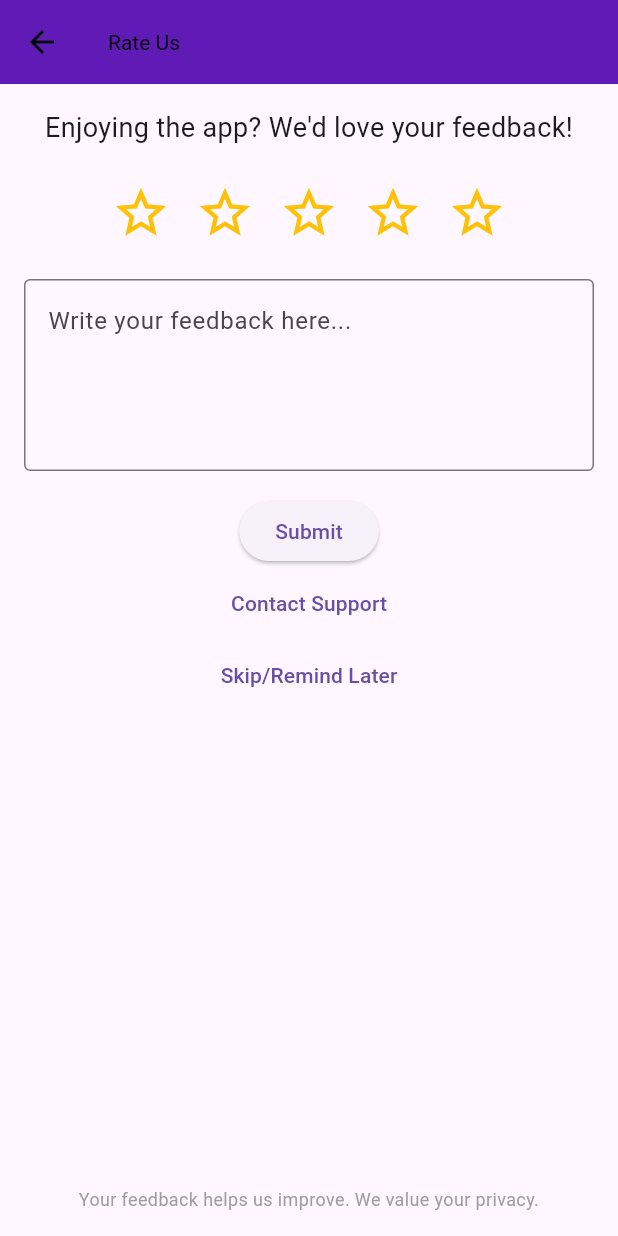
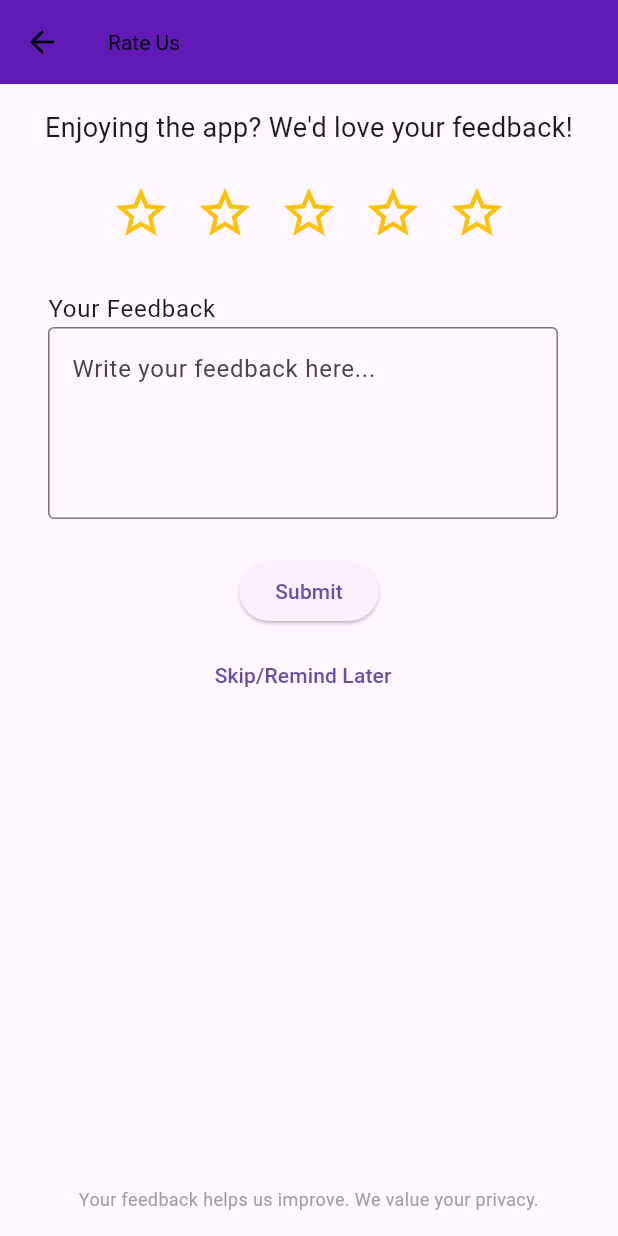
Before and after one commit to MathurakshiP/MobileApp, a Flutter app: the RateUsScreen screen opened directly, on a phone screen of 412 x 824 dp. Run offline on Flutter 3.47's test engine with Material 3 defaults, Android fonts, the phone set to English and light mode, and no system bars; our stand-ins replace firebase_auth, firebase_core; accounts and stored records are empty; network calls fail.

Commit message:
modified Rateus

```diff
--- a/lib/Screens/RateUsScreen.dart
+++ b/lib/Screens/RateUsScreen.dart
@@ -1,15 +1,13 @@
 import 'package:flutter/material.dart';
 
 class RateUsScreen extends StatefulWidget {
-  const RateUsScreen({super.key});
-
   @override
   _RateUsScreenState createState() => _RateUsScreenState();
 }
 
 class _RateUsScreenState extends State<RateUsScreen> {
   double _rating = 0;
-  final TextEditingController _feedbackController = TextEditingController();
+  TextEditingController _feedbackController = TextEditingController();
 
   void _submitFeedback() {
     String feedback = _feedbackController.text;
@@ -59,11 +57,6 @@ class _RateUsScreenState extends State<RateUsScreen> {
     Navigator.of(context).pop();
   }
 
-  void _contactSupport() {
-    // Logic to contact support
-    print('User is contacting support.');
-  }
-
   @override
   Widget build(BuildContext context) {
     return Scaffold(
@@ -99,7 +92,9 @@ class _RateUsScreenState extends State<RateUsScreen> {
               }),
             ),
             SizedBox(height: 16),
-            TextField(
+            ListTile(
+              title: Text('Your Feedback'),
+              subtitle: TextField(
                 controller: _feedbackController,
                 maxLines: 4,
                 decoration: InputDecoration(
@@ -107,18 +102,17 @@ class _RateUsScreenState extends State<RateUsScreen> {
                   border: OutlineInputBorder(),
                 ),
               ),
+            ),
             SizedBox(height: 16),
             ElevatedButton(
               onPressed: _submitFeedback,
               child: Text('Submit'),
             ),
-            TextButton(
-              onPressed: _contactSupport,
-              child: Text('Contact Support'),
-            ),
-            TextButton(
+            ListTile(
+              title: TextButton(
                 onPressed: _skipFeedback,
                 child: Text('Skip/Remind Later'),
+              ),
             ),
             Spacer(),
             Text(
```
Also changed, not shown: lib/Screens/profile_screen.dart (+18 -24 lines). Lines whose indentation alone changed are shown as unchanged.
